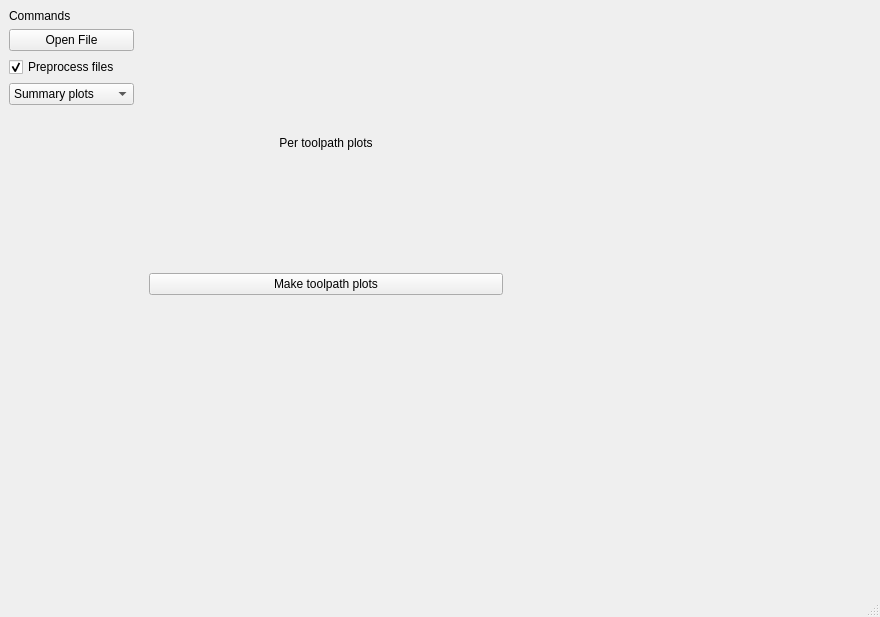
This is qt_poc/main_window.ui in sw580844/ngif_romar as Qt 5 draws it before an edit. The edited form follows.
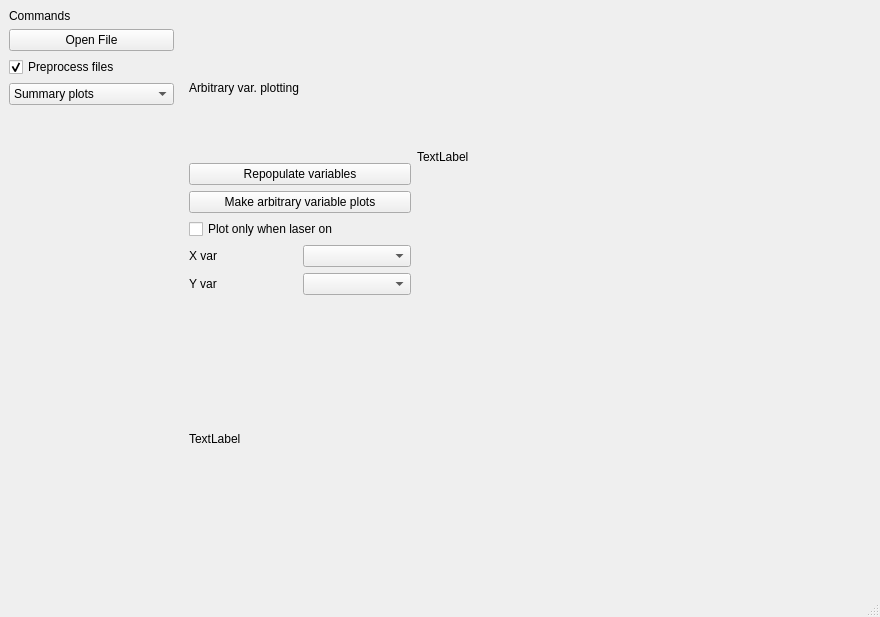
This is the edited form.

Commit message: Add arbitrary variable plotting

```diff
--- a/qt_poc/main_window.ui
+++ b/qt_poc/main_window.ui
@@ -61,6 +61,11 @@
             <string>Per toolpath plots</string>
            </property>
           </item>
+          <item>
+           <property name="text">
+            <string>Arbitrary variable plotting</string>
+           </property>
+          </item>
          </widget>
         </item>
         <item>
@@ -81,21 +86,21 @@
       <item>
        <widget class="QStackedWidget" name="stackedWidget_plots">
         <property name="currentIndex">
-         <number>1</number>
+         <number>2</number>
         </property>
         <widget class="QWidget" name="page">
          <layout class="QGridLayout" name="gridLayout_2">
           <item row="0" column="0">
            <layout class="QGridLayout" name="gridLayout">
+            <item row="0" column="2">
+             <widget class="QWidget" name="widget_PlotArea_3" native="true"/>
+            </item>
             <item row="1" column="1">
              <widget class="QWidget" name="widget_PlotArea_1" native="true"/>
             </item>
             <item row="1" column="2">
              <widget class="QWidget" name="widget_PlotArea_2" native="true"/>
             </item>
-            <item row="0" column="2">
-             <widget class="QWidget" name="widget_PlotArea_3" native="true"/>
-            </item>
             <item row="0" column="1">
              <layout class="QVBoxLayout" name="verticalLayout_3">
               <item>
@@ -176,6 +181,91 @@
           </item>
          </layout>
         </widget>
+        <widget class="QWidget" name="page_3">
+         <layout class="QGridLayout" name="gridLayout_5">
+          <item row="0" column="0">
+           <layout class="QGridLayout" name="gridLayout_4" rowstretch="0,0" columnstretch="1,2">
+            <item row="0" column="1">
+             <widget class="QLabel" name="label_6">
+              <property name="text">
+               <string>TextLabel</string>
+              </property>
+             </widget>
+            </item>
+            <item row="0" column="0">
+             <layout class="QVBoxLayout" name="verticalLayout_4">
+              <item>
+               <widget class="QLabel" name="label_5">
+                <property name="text">
+                 <string>Arbitrary var. plotting</string>
+                </property>
+               </widget>
+              </item>
+              <item>
+               <widget class="QPushButton" name="push_button_populate_arb_var_boxes">
+                <property name="text">
+                 <string>Repopulate variables</string>
+                </property>
+               </widget>
+              </item>
+              <item>
+               <widget class="QPushButton" name="push_button_make_arb_var_plots">
+                <property name="text">
+                 <string>Make arbitrary variable plots</string>
+                </property>
+               </widget>
+              </item>
+              <item>
+               <widget class="QCheckBox" name="check_box_arb_var_plot_only_when_laser_on">
+                <property name="text">
+                 <string>Plot only when laser on</string>
+                </property>
+               </widget>
+              </item>
+              <item>
+               <layout class="QHBoxLayout" name="horizontalLayout_7">
+                <item>
+                 <widget class="QLabel" name="label_10">
+                  <property name="text">
+                   <string>X var</string>
+                  </property>
+                 </widget>
+                </item>
+                <item>
+                 <widget class="QComboBox" name="combo_box_arb_var_x"/>
+                </item>
+               </layout>
+              </item>
+              <item>
+               <layout class="QHBoxLayout" name="horizontalLayout_4" stretch="0,0">
+                <item>
+                 <widget class="QLabel" name="label_8">
+                  <property name="text">
+                   <string>Y var</string>
+                  </property>
+                 </widget>
+                </item>
+                <item>
+                 <widget class="QComboBox" name="combo_box_arb_var_y"/>
+                </item>
+               </layout>
+              </item>
+             </layout>
+            </item>
+            <item row="1" column="1">
+             <widget class="QWidget" name="widget_PlotArea_arb_variable_plotting" native="true"/>
+            </item>
+            <item row="1" column="0">
+             <widget class="QLabel" name="label_7">
+              <property name="text">
+               <string>TextLabel</string>
+              </property>
+             </widget>
+            </item>
+           </layout>
+          </item>
+         </layout>
+        </widget>
        </widget>
       </item>
      </layout>
```
The commit also changes 1 other file.
